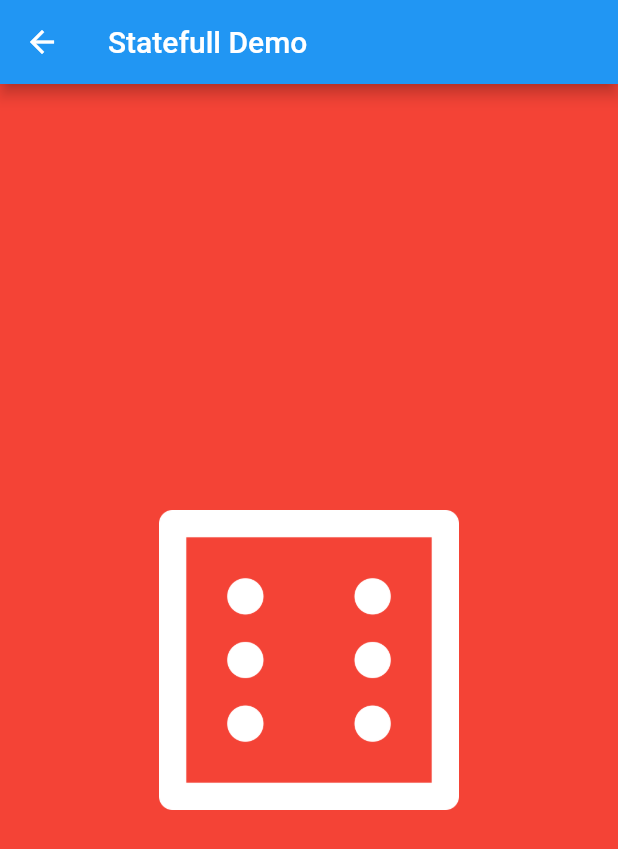
After one commit to BestBurning/flutter-go, a Flutter app: the screen it shows after launch, after a tap on "Statefull Demo", on a phone screen of 412 x 824 dp. The commit adds this screen. Shown: the top 849 px of the screen. Run offline on Flutter 3.47's test engine with Material 2 defaults, Android fonts, the phone set to English and light mode, and no system bars; network calls fail.

Commit message:
statefull demo

```diff
--- a/lib/component/demo.dart
+++ b/lib/component/demo.dart
@@ -4,6 +4,7 @@ import 'package:flutter_go/demo/font_demo.dart';
 import 'package:flutter_go/demo/image_demo.dart';
 import 'package:flutter_go/demo/navigator2_demo.dart';
 import 'package:flutter_go/demo/route_demo.dart';
+import 'package:flutter_go/demo/statefull_demo.dart';
 
 class Demo extends StatelessWidget {
   @override
@@ -36,6 +37,15 @@ class Demo extends StatelessWidget {
               MaterialPageRoute(builder: (context) => ImageDemo()),
             );
           },
+        ),
+        ListTile(
+          title: Text("Statefull Demo"),
+          onTap: () {
+            Navigator.push(
+              context,
+              MaterialPageRoute(builder: (context) => StatefullDemo()),
+            );
+          },
         )
       ],
     );
--- /dev/null
+++ b/lib/demo/statefull_demo.dart
@@ -0,0 +1,39 @@
+import 'dart:math';
+
+import 'package:flutter/material.dart';
+
+class StatefullDemo extends StatefulWidget {
+  @override
+  State<StatefulWidget> createState() {
+    return new _StatefullDemo();
+  }
+}
+
+class _StatefullDemo extends State<StatefullDemo> {
+  int rollNum = 6;
+
+  @override
+  Widget build(BuildContext context) {
+    return Scaffold(
+      appBar: AppBar(
+        title: Text("Statefull Demo"),
+      ),
+      body: Container(
+        color: Colors.red,
+        child: Center(
+            child: FlatButton(
+          onPressed: () {
+            setState(() {
+              rollNum = Random().nextInt(6)+1;
+              print(rollNum);
+            });
+          },
+          child: Image.asset(
+            'images/dice$rollNum.png',
+            width: 200,
+          ),
+        )),
+      ),
+    );
+  }
+}
--- a/pubspec.yaml
+++ b/pubspec.yaml
@@ -15,6 +15,12 @@ flutter:
   uses-material-design: true
   assets:
     - images/me.jpg
+    - images/dice1.png
+    - images/dice2.png
+    - images/dice3.png
+    - images/dice4.png
+    - images/dice5.png
+    - images/dice6.png
   fonts:
     - family: ZCOOLXiaoWei
       fonts:
```
Also changed, not shown: images/dice1.png (added), images/dice2.png (added), images/dice3.png (added), images/dice4.png (added), images/dice5.png (added), images/dice6.png (added).
